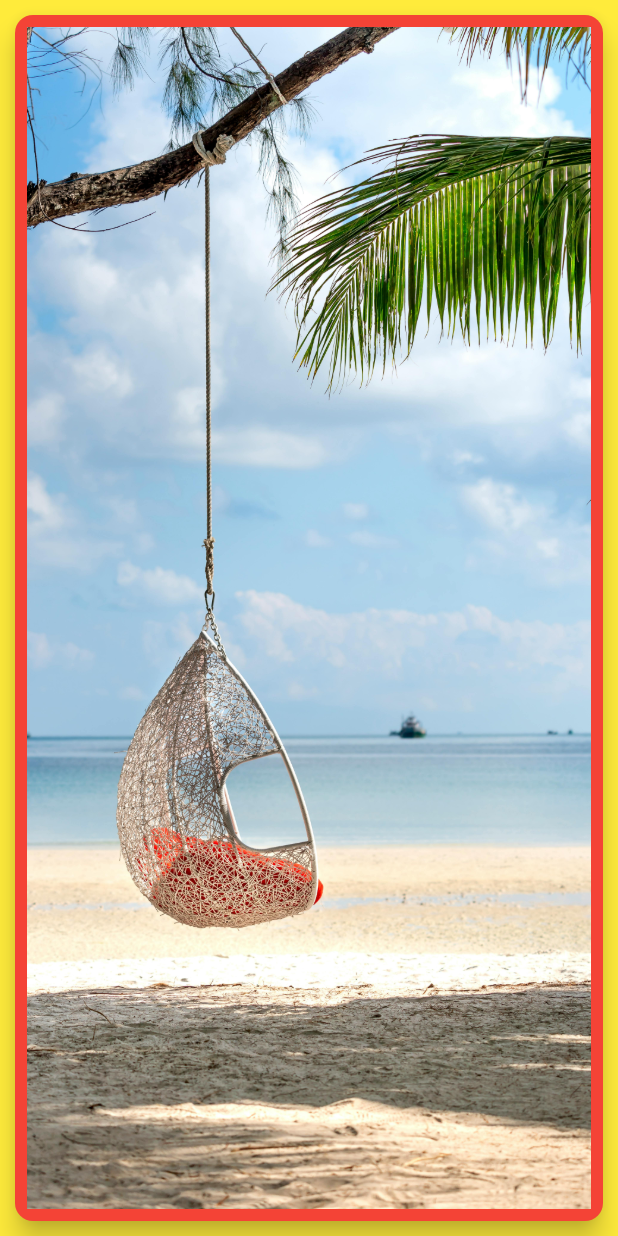
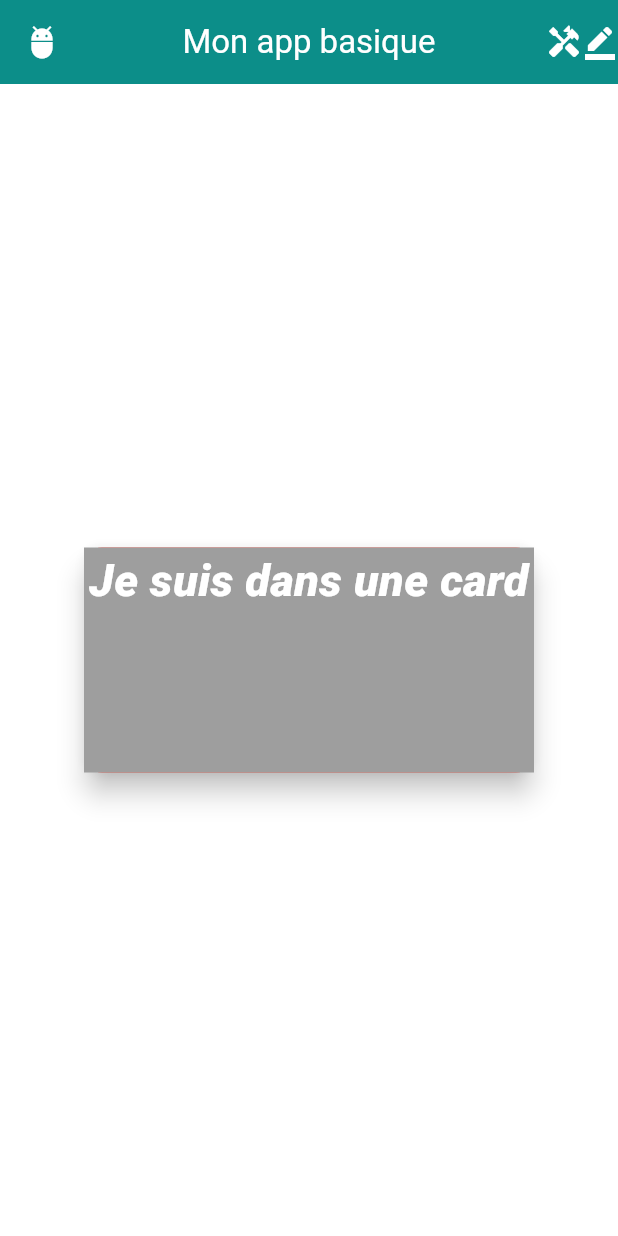
Before and after one commit to MaximeBel24/Flutter-Widgets-Basiques, a Flutter app: the screen it shows after launch, on a phone screen of 412 x 824 dp. Run offline on Flutter 3.47's test engine with Material 3 defaults, Android fonts, the phone set to English and light mode, and no system bars.

Commit message:
Ajout d'un AppBar

```diff
--- a/lib/main.dart
+++ b/lib/main.dart
@@ -12,9 +12,11 @@ class MyApp extends StatelessWidget {
   @override
   Widget build(BuildContext context) {
     return MaterialApp(
+      debugShowCheckedModeBanner: false,
       title: 'Flutter Demo',
       theme: ThemeData(
-
+        // primaryColor: Colors.teal,
+        // primarySwatch: Colors.teal,
         colorScheme: ColorScheme.fromSeed(seedColor: Colors.deepPurple),
         useMaterial3: true,
       ),
@@ -34,14 +36,25 @@ class BasicsPage extends StatelessWidget {
     print("size: $size");
     print("platform: $platform");
     return Scaffold(
+      appBar: AppBar(
+        title: const Text("Mon app basique", style: TextStyle(color: Colors.white),),
+        backgroundColor: Colors.teal,
+        leading: const Icon(Icons.adb, color: Colors.white,),
+        actions: const [
+          Icon(Icons.handyman, color: Colors.white,),
+          Icon(Icons.border_color, color: Colors.white,)
+        ],
+        centerTitle: true,
+        elevation: 7.5,
+      ),
       body: Container(
         height: size.height,
         width: size.height,
-        color: Colors.yellow,
+        color: Colors.white,
         // margin: const EdgeInsets.all(25),
         // padding: EdgeInsets.all(50),
         child: Center(
-          child: cardWithImage(size)
+          child: cardWithContainer()
         )
       ),
     );
```
